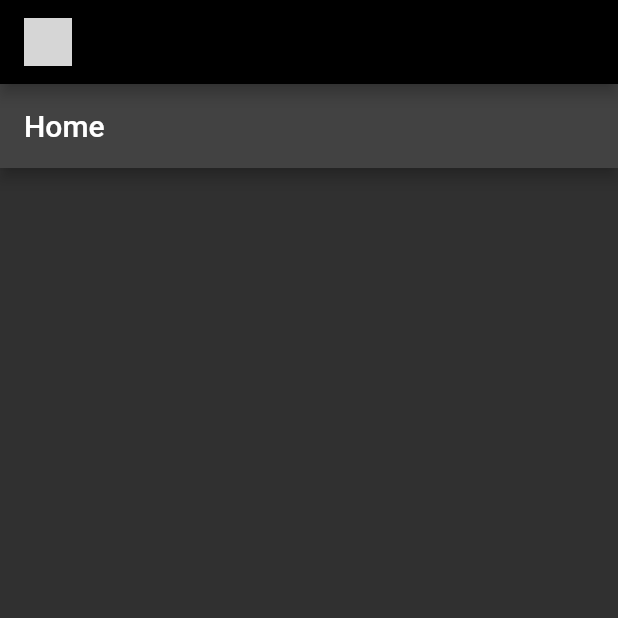
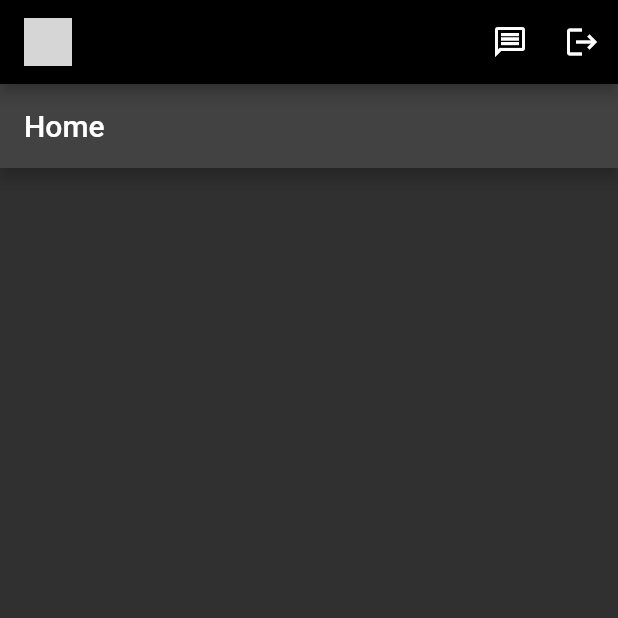
Before and after one commit to AyaEidAttya/instagram_app3, a Flutter app: the screen it shows after launch, on a phone screen of 412 x 824 dp, the top half of it. Run offline on Flutter 3.47's test engine with Material 2 defaults, Android fonts, the phone set to English and light mode, and no system bars; our stand-ins replace flutter_svg; grey boxes are pictures that could not be loaded.

Commit message:
add 2 icons

```diff
--- a/instagram_app3/lib/responsive/mobile.dart
+++ b/instagram_app3/lib/responsive/mobile.dart
@@ -32,6 +32,11 @@ void dispose() {
     return Scaffold(
       backgroundColor: mobileBackgroundColor,
       appBar: AppBar(
+        actions: [
+          IconButton(onPressed:(){}, icon: Icon(Icons.message_outlined)),
+           IconButton(onPressed:(){}, icon: Icon(Icons.logout)),
+
+        ],
         backgroundColor: mobileBackgroundColor,
        // ignore: deprecated_member_use
        title: SvgPicture.asset("assats/img/imgres.svg",color:primaryColor,height: 32,),
```
